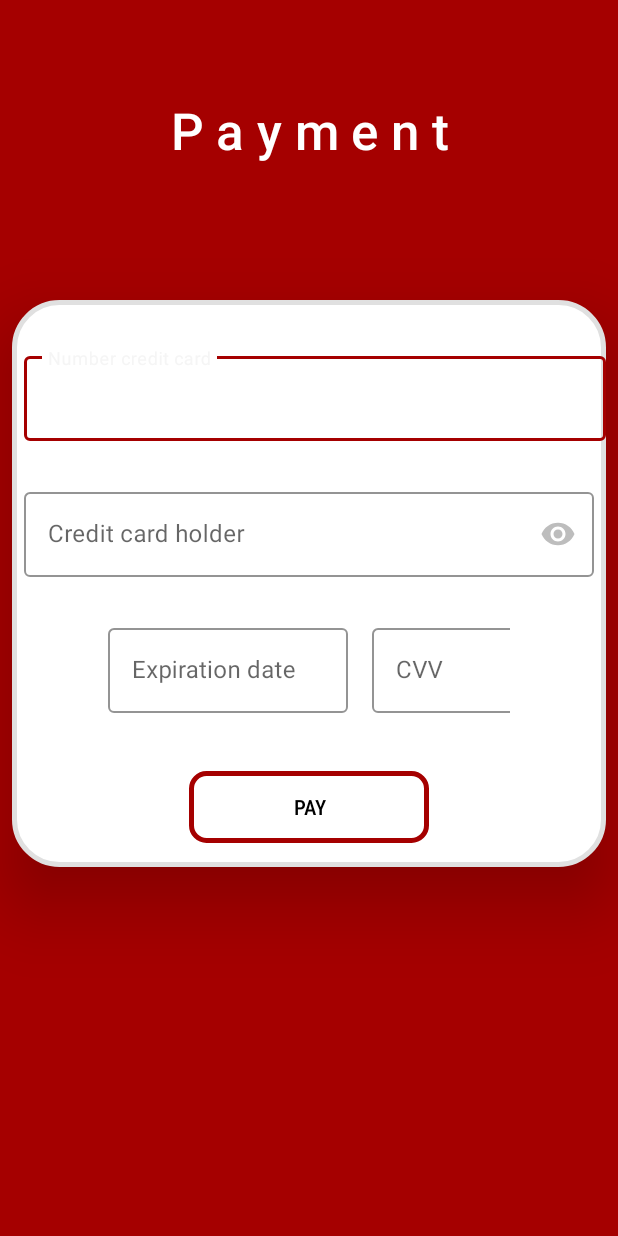
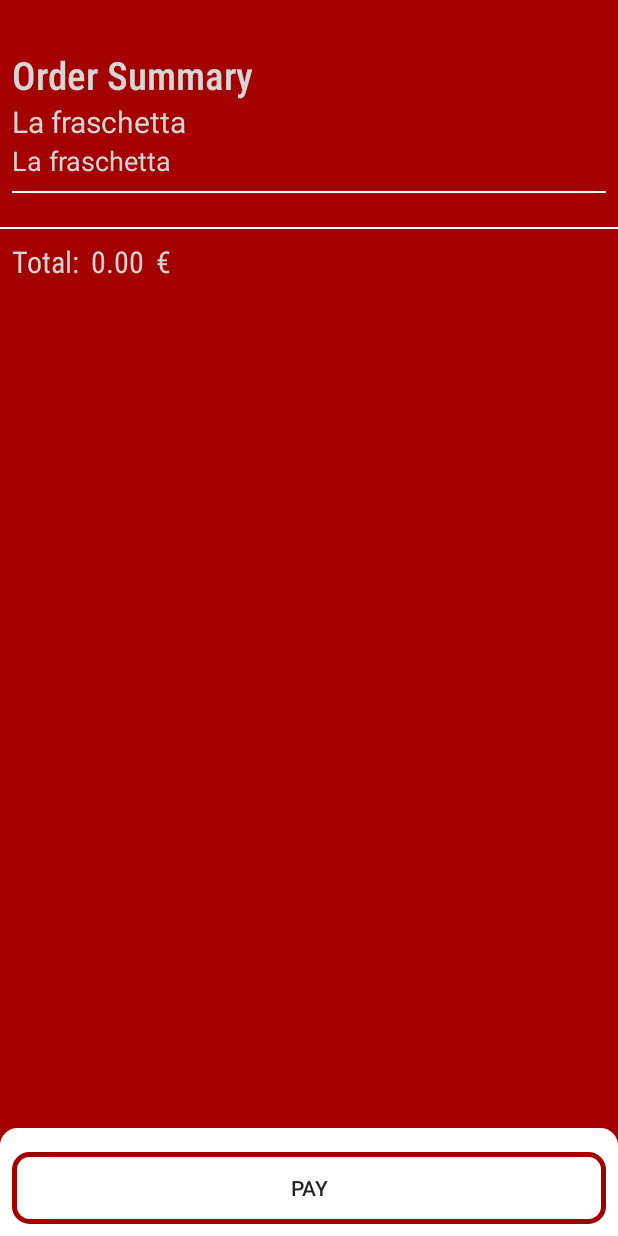
Before and after one commit to AlessandroAgneti/DEPAndroid, an Android app: the layout activity_checkout.xml on its own in the app's theme, with its tools: preview values and no code run, on a phone screen of 412 x 824 dp. Run offline under Robolectric (Android 15) with nearby library versions, the phone set to English and light mode, and no system bars.

Commit message:
Add Checkout activity

```diff
--- a/app/src/main/java/com/example/depeat/datamodels/Food.java
+++ b/app/src/main/java/com/example/depeat/datamodels/Food.java
@@ -59,4 +59,8 @@ public class Food {
             return;
         this.quantity--;
     }
+
+    public float getSubtotal(){
+        return quantity*prezzoFood;
+    }
 }
--- a/app/src/main/res/layout/activity_checkout.xml
+++ b/app/src/main/res/layout/activity_checkout.xml
@@ -1,161 +1,138 @@
 <?xml version="1.0" encoding="utf-8"?>
 <RelativeLayout xmlns:android="http://schemas.android.com/apk/res/android"
-    xmlns:app="http://schemas.android.com/apk/res-auto"
     android:layout_width="match_parent"
     android:layout_height="match_parent"
+    xmlns:tools="http://schemas.android.com/tools"
     android:background="@color/colorPrimary"
     android:orientation="vertical">
 
     <LinearLayout
+        android:id="@+id/linearLayoutCheckout"
         android:layout_width="match_parent"
         android:layout_height="wrap_content"
-        android:layout_marginTop="64dp"
         android:orientation="vertical">
 
         <TextView
-            android:id="@+id/myaccount"
+            android:id="@+id/id_tv_checkout"
             android:layout_width="match_parent"
             android:layout_height="wrap_content"
-            android:layout_gravity="center"
+            android:fontFamily="sans-serif-condensed-medium"
+            android:text="@string/order_summary"
+            android:layout_marginTop="32dp"
             android:layout_marginStart="8dp"
-            android:layout_marginEnd="8dp"
-            android:fontFamily="sans-serif-medium"
-            android:letterSpacing="0.25"
-            android:text="@string/payment"
-            android:textAlignment="center"
-            android:textColor="@color/colorWhite"
-            android:textSize="34sp" />
+            android:textColor="@color/material_light_white"
+            android:textSize="26sp" />
+
+        <TextView
+            android:id="@+id/id_name_restaurant"
+            android:layout_width="wrap_content"
+            android:layout_height="wrap_content"
+            tools:text="La fraschetta"
+            android:textSize="20sp"
+            android:textColor="@color/material_light_white"
+            android:layout_marginStart="8dp"
+            android:fontFamily="sans-serif"/>
+
+        <TextView
+            android:layout_width="wrap_content"
+            android:layout_height="wrap_content"
+            android:id="@+id/id_indirizzo_restaurant"
+            android:textSize="18sp"
+            android:textColor="@color/material_light_white"
+            android:fontFamily="sans-serif"
+            tools:text = "La fraschetta"
+            android:layout_marginStart="8dp"/>
+    </LinearLayout>
+
+    <View
+        android:layout_below="@id/linearLayoutCheckout"
+        android:layout_margin="8dp"
+        android:layout_width="match_parent"
+        android:layout_height="1dp"
+        android:background="@color/colorWhite"/>
 
 
-    </LinearLayout>
+    <android.support.v7.widget.RecyclerView
+        android:id="@+id/recyclerview_id"
+        android:layout_width="match_parent"
+        android:layout_height="wrap_content"
+        android:layout_below="@+id/linearLayoutCheckout"
+        android:layout_marginStart="8dp"
+        android:layout_marginTop="16dp"
+        android:layout_marginEnd="8dp"
+        android:layout_marginBottom="8dp"/>
+
+    <View
+        android:id="@+id/view_separator2"
+        android:layout_below="@id/recyclerview_id"
+        android:layout_marginTop="8dp"
+        android:layout_width="match_parent"
+        android:layout_height="1dp"
+        android:background="@color/colorWhite"/>
+
+    <RelativeLayout
+        android:layout_width="match_parent"
+        android:layout_height="wrap_content"
+        android:layout_above="@+id/view_button_pay"
+        android:layout_below="@id/view_separator2">
+
+        <TextView
+            android:id="@+id/id_total"
+            android:layout_width="wrap_content"
+            android:layout_height="wrap_content"
+            android:layout_margin="8dp"
+            android:fontFamily="sans-serif-condensed"
+            android:text="@string/total_price"
+            android:textColor="@color/material_light_white"
+            android:textSize="20sp" />
+
+        <TextView
+            android:id="@+id/id_total_tv"
+            android:layout_width="wrap_content"
+            android:layout_height="wrap_content"
+            android:layout_marginTop="8dp"
+            android:layout_marginBottom="8dp"
+            android:layout_toEndOf="@id/id_total"
+            android:fontFamily="sans-serif-condensed"
+            android:textColor="@color/material_light_white"
+            android:textSize="20sp"
+            tools:text="0.00" />
+
+        <TextView
+            android:layout_width="wrap_content"
+            android:layout_height="wrap_content"
+            android:layout_marginStart="8dp"
+            android:layout_marginTop="8dp"
+            android:layout_marginBottom="8dp"
+            android:layout_toEndOf="@id/id_total_tv"
+            android:fontFamily="sans-serif-condensed"
+            android:text="@string/euro"
+            android:textColor="@color/material_light_white"
+            android:textSize="20sp" />
+
+    </RelativeLayout>
 
     <LinearLayout
+        android:id="@+id/view_button_pay"
         android:layout_width="match_parent"
         android:layout_height="wrap_content"
-        android:elevation="28dp"
-        android:layout_marginStart="8dp"
-        android:layout_marginEnd="8dp"
-        android:background="@drawable/login"
-        android:layout_marginTop="200dp"
-        android:orientation="vertical">
+        android:layout_alignParentBottom="true"
+        android:background="@drawable/baselinecheckout"
 
+        >
 
-
-        <android.support.design.widget.TextInputLayout
-            android:id="@+id/id_email_registration"
-            style="@style/Widget.MaterialComponents.TextInputLayout.OutlinedBox"
+        <Button
+            android:id="@+id/button_payment"
             android:layout_width="match_parent"
             android:layout_height="wrap_content"
             android:layout_marginStart="8dp"
-            android:layout_marginTop="32dp"
-            android:layout_marginBottom="8dp"
-            app:boxStrokeColor="@color/colorPrimary"
-            app:errorEnabled="true">
-
-            <android.support.design.widget.TextInputEditText
-                android:id="@+id/id_text_email_registration"
-                android:layout_width="match_parent"
-                android:layout_height="wrap_content"
-                android:drawablePadding="10dp"
-                android:hint="Number credit card"
-                android:inputType="number" />
-        </android.support.design.widget.TextInputLayout>
-
-        <android.support.design.widget.TextInputLayout
-            android:id="@+id/id_password_registration"
-            style="@style/Widget.MaterialComponents.TextInputLayout.OutlinedBox"
-            android:layout_width="match_parent"
-            android:layout_height="wrap_content"
-            android:layout_marginStart="8dp"
+            android:enabled="true"
+            android:layout_marginTop="16dp"
             android:layout_marginEnd="8dp"
             android:layout_marginBottom="8dp"
-            app:boxStrokeColor="@color/colorPrimary"
-            app:errorEnabled="true"
-            app:passwordToggleDrawable="@drawable/show_password_selector"
-            app:passwordToggleEnabled="true"
-            app:passwordToggleTint="@color/colorGrey">
-
-            <android.support.design.widget.TextInputEditText
-                android:id="@+id/id_text_password_registration"
-                android:layout_width="match_parent"
-                android:layout_height="wrap_content"
-                android:hint="Credit card holder"
-                android:inputType="text" />
-
-        </android.support.design.widget.TextInputLayout>
-
-        <RelativeLayout
-            android:layout_width="wrap_content"
-            android:layout_height="wrap_content">
-        <android.support.design.widget.TextInputLayout
-            android:id="@+id/id_numberphone_registration"
-            style="@style/Widget.MaterialComponents.TextInputLayout.OutlinedBox"
-            android:layout_width="160dp"
-            android:layout_height="wrap_content"
-            android:layout_marginStart="64dp"
-            android:layout_marginEnd="8dp"
-            android:layout_marginBottom="8dp"
-            app:boxStrokeColor="@color/colorPrimary"
-            app:errorEnabled="true">
-
-            <android.support.design.widget.TextInputEditText
-                android:id="@+id/id_text_numberphone_registration"
-                android:layout_width="160dp"
-                android:layout_height="wrap_content"
-                android:drawablePadding="10dp"
-                android:hint="Expiration date"
-                android:inputType="date" />
-        </android.support.design.widget.TextInputLayout>
+            android:background="@drawable/button"
+            android:text="@string/pay" />
+    </LinearLayout>
 
 
-            <android.support.design.widget.TextInputLayout
-                android:id="@+id/id_numberphone_registration2"
-                style="@style/Widget.MaterialComponents.TextInputLayout.OutlinedBox"
-                android:layout_width="120dp"
-                android:layout_toEndOf="@+id/id_numberphone_registration"
-                android:layout_height="wrap_content"
-                android:layout_marginStart="8dp"
-                android:layout_marginEnd="64dp"
-                android:layout_marginBottom="8dp"
-                android:layout_alignParentEnd="true"
-                app:boxStrokeColor="@color/colorPrimary"
-                app:errorEnabled="true">
-
-                <android.support.design.widget.TextInputEditText
-                    android:id="@+id/id_text_numberphone_registration2"
-                    android:layout_width="120dp"
-                    android:layout_height="wrap_content"
-                    android:drawablePadding="10dp"
-                    android:hint="CVV"
-                    android:inputType="date" />
-            </android.support.design.widget.TextInputLayout>
-
-
-        </RelativeLayout>
-        <LinearLayout
-            android:layout_width="match_parent"
-            android:layout_height="match_parent"
-            android:layout_marginBottom="16dp"
-            android:orientation="vertical">
-
-            <Button
-                android:id="@+id/register_registration"
-                android:layout_width="160dp"
-                android:layout_height="wrap_content"
-                android:layout_gravity="center"
-                android:layout_marginStart="40dp"
-                android:layout_marginTop="10dp"
-                android:layout_marginEnd="40dp"
-                android:background="@drawable/button"
-                android:fontFamily="sans-serif-condensed-medium"
-                android:enabled="false"
-                android:text="Pay"
-                android:textColor="@color/colorBlack" />
-
-
-
-
-        </LinearLayout>
-    </LinearLayout>
-
 </RelativeLayout>
--- a/app/src/main/res/values/strings.xml
+++ b/app/src/main/res/values/strings.xml
@@ -24,4 +24,6 @@
     <string name="euro">€</string>
     <string name="total_price">Total:</string>
     <string name="min_order">Min Order:</string>
+    <string name="order_summary">Order Summary</string>
+    <string name="pay">PAY</string>
 </resources>
```
Also changed, not shown: app/src/main/java/com/example/depeat/datamodels/Order.java (added, +34 -0 lines), app/src/main/java/com/example/depeat/ui/activities/CheckoutActivity.java (+81 -9 lines), app/src/main/java/com/example/depeat/ui/activities/ShopActivity.java (+14 -0 lines), app/src/main/java/com/example/depeat/ui/activities/adapters/OrderProductsAdapter.java (added, +72 -0 lines), app/src/main/res/drawable/ic_clear_black_24dp.xml (added, +9 -0 lines), app/src/main/res/layout/activity_shop.xml (+33 -37 lines), app/src/main/res/layout/item_order_product.xml (added, +44 -0 lines).
